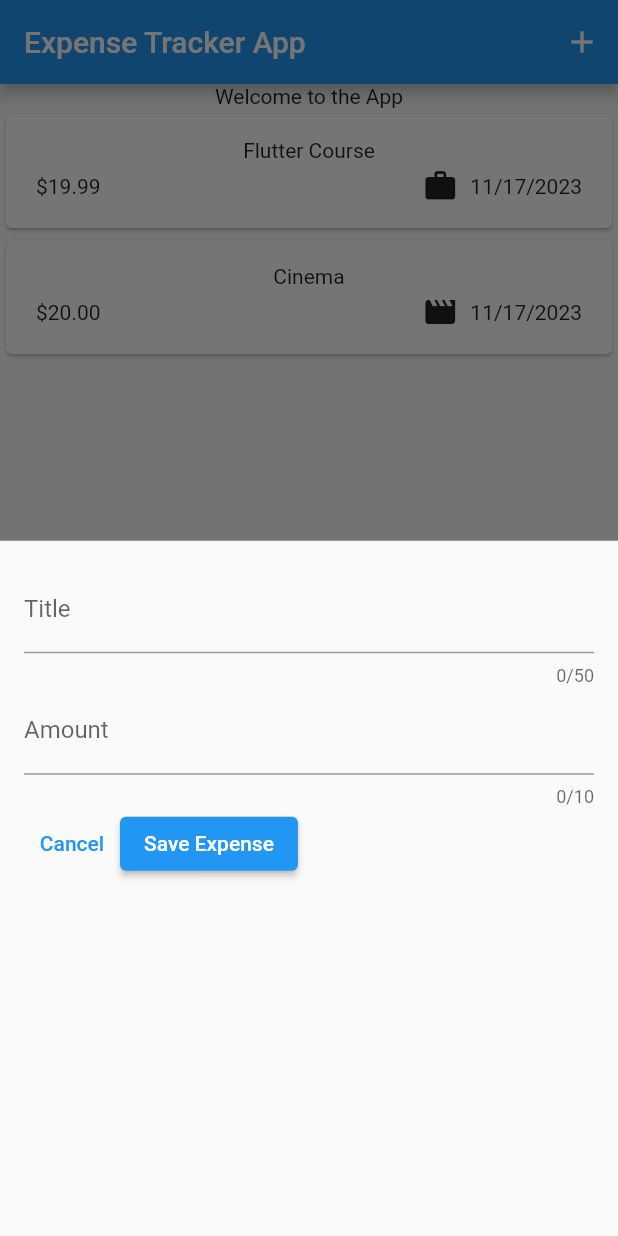
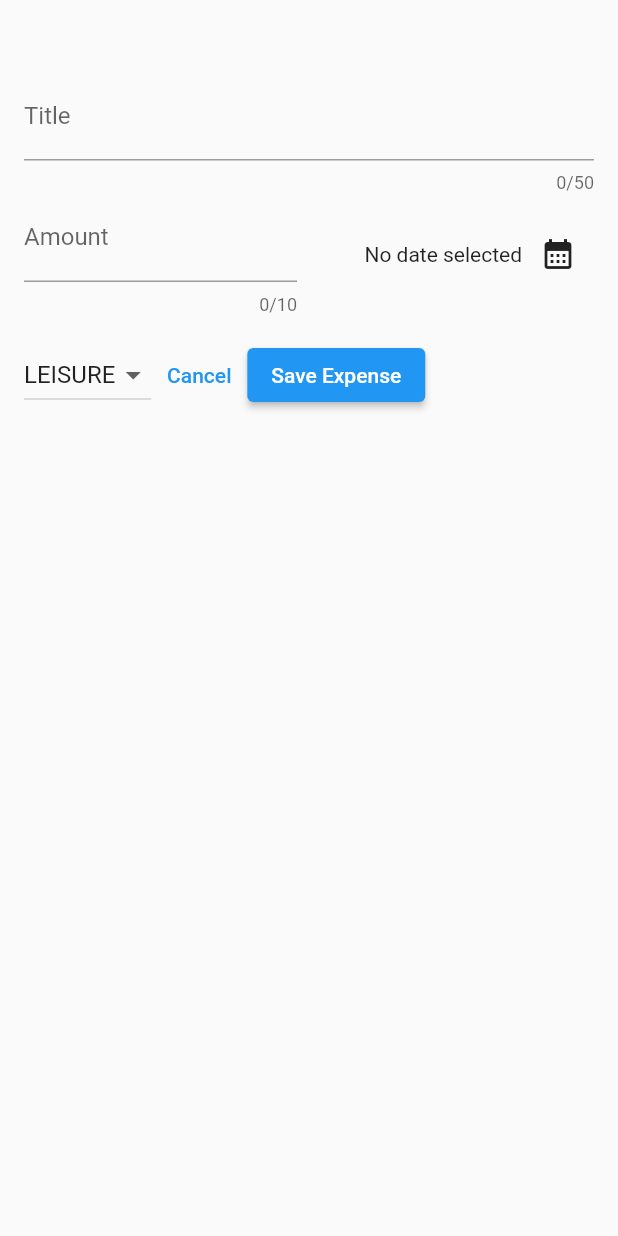
Before and after one commit to Hustler-Sameer/Expenses_App, a Flutter app: the screen it shows after launch, after a tap on the "add" icon, on a phone screen of 412 x 824 dp. Run offline on Flutter 3.47's test engine with Material 2 defaults, Android fonts, the phone set to English and light mode, and no system bars.

Commit message:
semi-final

```diff
--- a/lib/widgets/expenses.dart
+++ b/lib/widgets/expenses.dart
@@ -25,14 +25,22 @@ class _Expenses extends State<Expenses> {
         date: DateTime.now(),
         category: Category.leisure)
   ];
+  void _addExpense(Expense expense) {
+    setState(() {
+      _registeredExpenses.add(expense);
+    });
+  }
+  // we will execute this functoin in add expense file
 
   void _openAddExpenseOverlay() {
     print('add expense button clicked');
     showModalBottomSheet(
+        isScrollControlled: true,
+        // this allows us to take our modal whole screen
         context: context,
         builder: (ctx) {
           // now adding new file
-          return const NewExpense();
+          return NewExpense(onAddExpense: _addExpense);
         });
   }
 
--- a/lib/widgets/new_expense.dart
+++ b/lib/widgets/new_expense.dart
@@ -1,7 +1,9 @@
 import 'package:flutter/material.dart';
+import 'package:expense_app/models/expenses.dart';
 
 class NewExpense extends StatefulWidget {
-  const NewExpense({super.key});
+  const NewExpense({super.key, required this.onAddExpense});
+  final void Function(Expense expense) onAddExpense;
 
   @override
   State<NewExpense> createState() {
@@ -14,6 +16,24 @@ class _NewExpense extends State<NewExpense> {
   final _amountController = TextEditingController();
   // while using textEdititing controller which is built in flutter feature we need to
   // to tell flutter that it needs to delete the controller when not required
+  DateTime? _datePicked;
+  Category _selectedCategory = Category.leisure;
+  void _presentDatePicker() async {
+    final now = DateTime.now();
+    final firstDate = DateTime(now.year - 1, now.month, now.day);
+    final lastDate = now;
+
+    final pickedDate = await showDatePicker(
+      context: context,
+      initialDate: now,
+      firstDate: firstDate,
+      lastDate: lastDate,
+    );
+    setState(() {
+      _datePicked = pickedDate;
+    });
+  }
+
   @override
   void dispose() {
     // TODO: implement dispose
@@ -22,11 +42,49 @@ class _NewExpense extends State<NewExpense> {
     super.dispose();
   }
 
+  void _submitButtonHandler() {
+    final _enteredAmount = double.tryParse(_amountController.text);
+    // tryparse is used here as we want to convert string to number or int / double datatypes
+
+    final amountIsInvalid = _enteredAmount == null || _enteredAmount <= 0;
+    // amountIsValid will return true or false
+    if (_titleController.text.trim().isEmpty ||
+        amountIsInvalid ||
+        _datePicked == null) {
+      // show error message.
+      showDialog(
+        context: context,
+        builder: (ctx) => AlertDialog(
+          title: const Text('Invalid Text'),
+          content: const Text(
+              'Please make sure a valid title, amount , date and category was entered'),
+          actions: [
+            TextButton(
+                onPressed: () {
+                  Navigator.pop(ctx);
+                },
+                child: const Text('Okay'))
+          ],
+        ),
+      );
+      return;
+    } // closed if loop
+    widget.onAddExpense(
+      Expense(
+          title: _titleController.text,
+          amount: _enteredAmount,
+          date: _datePicked!,
+          category: _selectedCategory),
+    );
+    Navigator.pop(context);
+    // this makes sure that the overlay is closed automatically once we have added an expense
+  }
+
   @override
   Widget build(BuildContext context) {
     // TODO: implement build
     return Padding(
-      padding: EdgeInsets.all(16),
+      padding: const EdgeInsets.fromLTRB(16, 48, 16, 16),
       child: Column(
         children: [
           TextField(
@@ -37,7 +95,10 @@ class _NewExpense extends State<NewExpense> {
               label: Text('Title'),
             ),
           ),
-          TextField(
+          Row(
+            children: [
+              Expanded(
+                child: TextField(
                   controller: _amountController,
                   maxLength: 10,
                   keyboardType: TextInputType.number,
@@ -46,8 +107,51 @@ class _NewExpense extends State<NewExpense> {
                     label: Text('Amount'),
                   ),
                 ),
+              ),
+              const SizedBox(
+                width: 16,
+              ),
+              Expanded(
+                child: Row(
+                  mainAxisAlignment: MainAxisAlignment.end,
+                  crossAxisAlignment: CrossAxisAlignment.center,
+                  children: [
+                    Text(_datePicked == null
+                        ? 'No date selected'
+                        : formatter.format(_datePicked!)),
+                    IconButton(
+                        onPressed: _presentDatePicker,
+                        icon: const Icon(
+                          Icons.calendar_month,
+                        ))
+                  ],
+                ),
+              )
+            ],
+          ),
+          const SizedBox(
+            height: 16,
+          ),
           Row(
             children: [
+              DropdownButton(
+                  value: _selectedCategory,
+                  items: Category.values
+                      .map((category) => DropdownMenuItem(
+                          value: category,
+                          child: Text(
+                            category.name.toUpperCase(),
+                          )))
+                      .toList(),
+                  onChanged: (value) {
+                    print(value);
+                    if (value == null) {
+                      return;
+                    }
+                    setState(() {
+                      _selectedCategory = value;
+                    });
+                  }),
               TextButton(
                 onPressed: () {
                   Navigator.pop(context);
@@ -57,10 +161,11 @@ class _NewExpense extends State<NewExpense> {
                 child: const Text('Cancel'),
               ),
               ElevatedButton(
-                  onPressed: () {
-                    print(_titleController.text);
-                    print(_amountController.text);
-                  },
+                  // onPressed: () {
+                  //   print(_titleController.text);
+                  //   print(_amountController.text);
+                  // },
+                  onPressed: _submitButtonHandler,
                   child: const Text('Save Expense')),
             ],
           )
```
Lines whose indentation alone changed are shown as unchanged.
